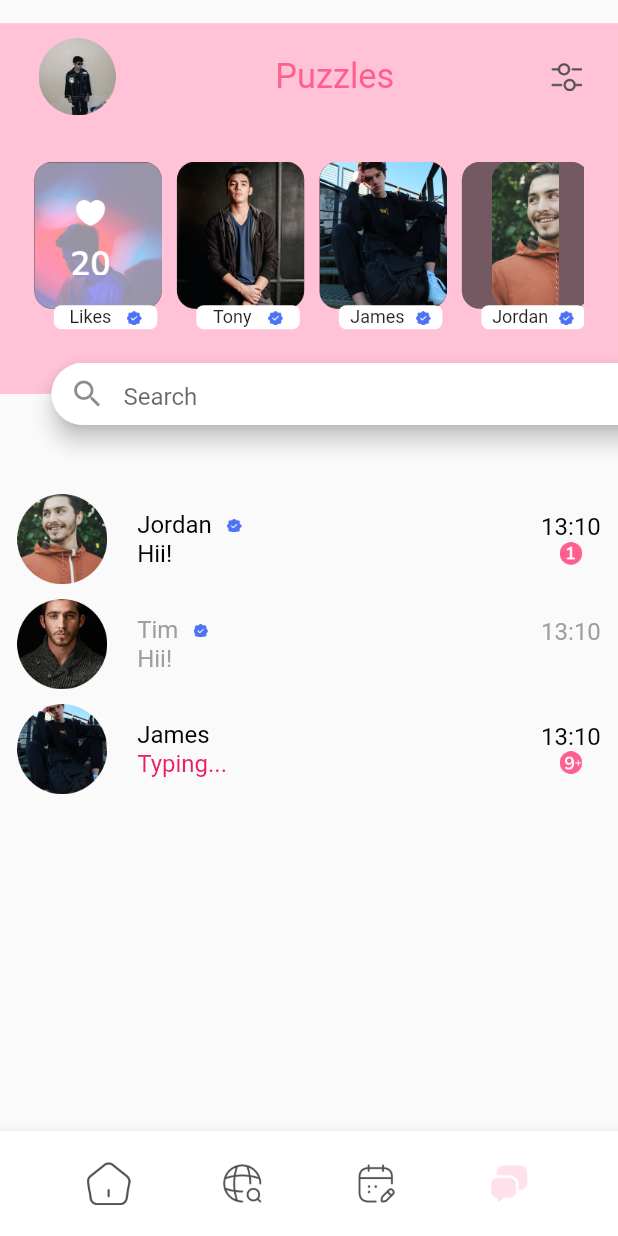
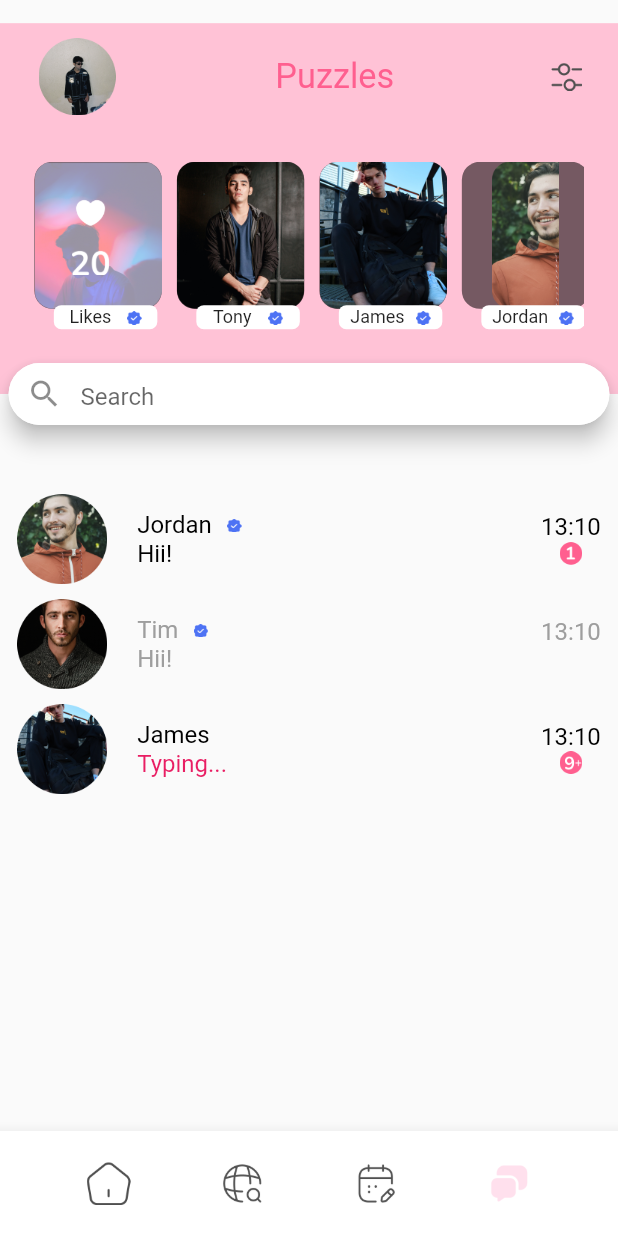
Before and after one commit to veera-1729/find_flames_flutter_assignment, a Flutter app: the screen it shows after launch, on a phone screen of 412 x 824 dp. Run offline on Flutter 3.47's test engine with Material 2 defaults, Android fonts, the light colour scheme and no system bars; our stand-ins replace flutter_screenutil, matcher; Roboto replaces fonts that are missing (Nunito).

Commit message:
Initial Commit

```diff
--- a/lib/Home.dart
+++ b/lib/Home.dart
@@ -138,8 +138,9 @@ class Home extends StatelessWidget {
                       ),
                       Positioned(
                         top: -20.h,
+
                         child: Padding(
-                          padding: EdgeInsets.symmetric(horizontal: 30.w),
+                          padding: EdgeInsets.symmetric(horizontal: 5.w),
                           child: Material(
                             elevation: 6.0,
                             borderRadius: BorderRadius.circular(20.r),
```
